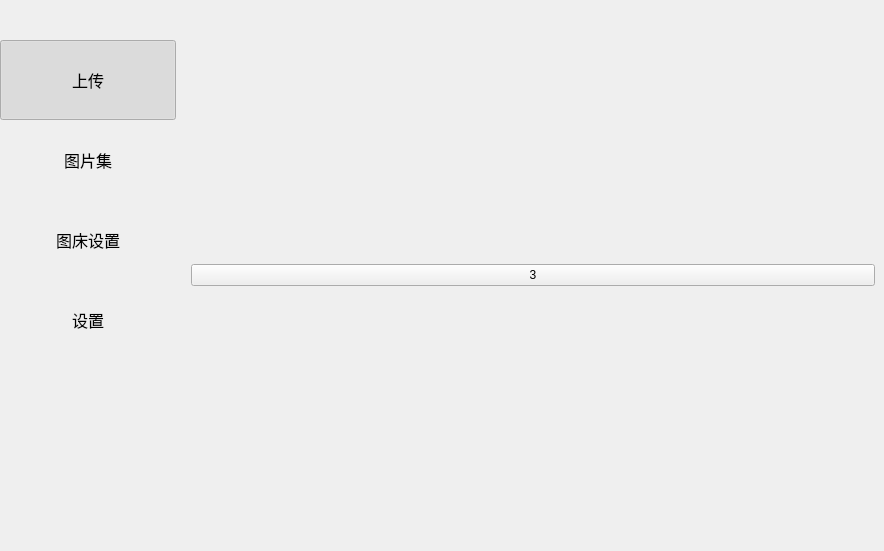
Qt form src/mainwindow.ui (median-dxz/Lotos) before a commit.
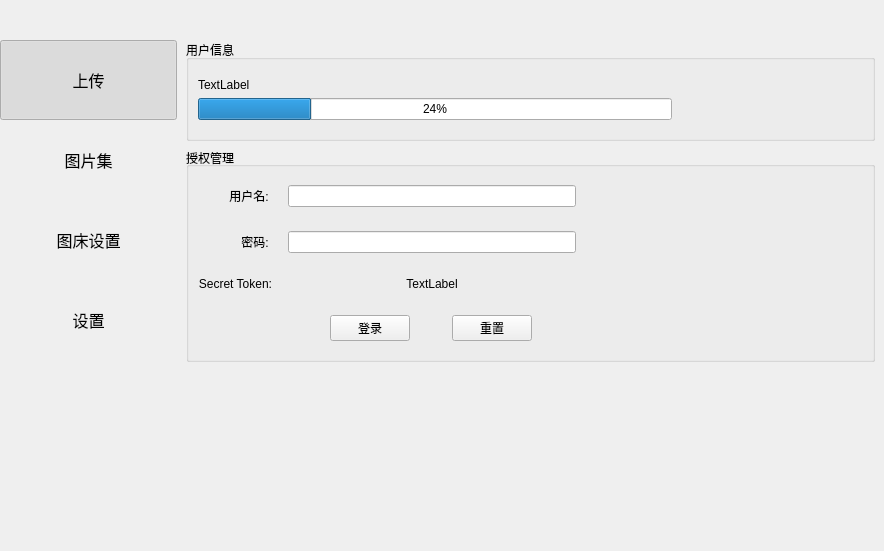
The same form after that commit. The open tabs and pages were chosen to show the change. Custom widgets are drawn as their Qt base class.

Commit message: feat: 完成大部分图床设置逻辑，初步建立全局配置接口

The edit to the form file:
```diff
--- a/src/mainwindow.ui
+++ b/src/mainwindow.ui
@@ -17,7 +17,7 @@
    <string notr="true"/>
   </property>
   <widget class="QWidget" name="centralwidget">
-   <layout class="QGridLayout" name="gridLayout_2" columnstretch="2,0,8">
+   <layout class="QGridLayout" name="gridLayout_2" columnstretch="2,8">
     <property name="leftMargin">
      <number>0</number>
     </property>
@@ -30,186 +30,10 @@
     <property name="bottomMargin">
      <number>0</number>
     </property>
-    <item row="0" column="0">
-     <widget class="QWidget" name="pageSwitchWidget" native="true">
-      <property name="font">
-       <font>
-        <family>Microsoft YaHei UI</family>
-        <pointsize>12</pointsize>
-       </font>
-      </property>
-      <layout class="QVBoxLayout" name="layout">
-       <property name="spacing">
-        <number>0</number>
-       </property>
-       <property name="leftMargin">
-        <number>0</number>
-       </property>
-       <property name="topMargin">
-        <number>40</number>
-       </property>
-       <property name="rightMargin">
-        <number>0</number>
-       </property>
-       <property name="bottomMargin">
-        <number>0</number>
-       </property>
-       <item>
-        <widget class="PageButton" name="pageButton_1">
-         <property name="minimumSize">
-          <size>
-           <width>0</width>
-           <height>80</height>
-          </size>
-         </property>
-         <property name="maximumSize">
-          <size>
-           <width>16777215</width>
-           <height>16777215</height>
-          </size>
-         </property>
-         <property name="font">
-          <font>
-           <family>Microsoft YaHei UI</family>
-           <pointsize>12</pointsize>
-          </font>
-         </property>
-         <property name="cursor">
-          <cursorShape>ArrowCursor</cursorShape>
-         </property>
-         <property name="layoutDirection">
-          <enum>Qt::LeftToRight</enum>
-         </property>
-         <property name="text">
-          <string>上传</string>
-         </property>
-         <property name="checkable">
-          <bool>true</bool>
-         </property>
-         <property name="checked">
-          <bool>true</bool>
-         </property>
-         <property name="flat">
-          <bool>true</bool>
-         </property>
-        </widget>
-       </item>
-       <item>
-        <widget class="PageButton" name="pageButton_2">
-         <property name="minimumSize">
-          <size>
-           <width>0</width>
-           <height>80</height>
-          </size>
-         </property>
-         <property name="maximumSize">
-          <size>
-           <width>16777215</width>
-           <height>16777215</height>
-          </size>
-         </property>
-         <property name="cursor">
-          <cursorShape>ArrowCursor</cursorShape>
-         </property>
-         <property name="styleSheet">
-          <string notr="true"/>
-         </property>
-         <property name="text">
-          <string>图片集</string>
-         </property>
-         <property name="checkable">
-          <bool>true</bool>
-         </property>
-         <property name="flat">
-          <bool>true</bool>
-         </property>
-        </widget>
-       </item>
-       <item>
-        <widget class="PageButton" name="pageButton_3">
-         <property name="minimumSize">
-          <size>
-           <width>0</width>
-           <height>80</height>
-          </size>
-         </property>
-         <property name="maximumSize">
-          <size>
-           <width>16777215</width>
-           <height>16777215</height>
-          </size>
-         </property>
-         <property name="cursor">
-          <cursorShape>ArrowCursor</cursorShape>
-         </property>
-         <property name="styleSheet">
-          <string notr="true"/>
-         </property>
-         <property name="text">
-          <string>图床设置</string>
-         </property>
-         <property name="checkable">
-          <bool>true</bool>
-         </property>
-         <property name="flat">
-          <bool>true</bool>
-         </property>
-        </widget>
-       </item>
-       <item>
-        <widget class="PageButton" name="pageButton_4">
-         <property name="minimumSize">
-          <size>
-           <width>0</width>
-           <height>80</height>
-          </size>
-         </property>
-         <property name="maximumSize">
-          <size>
-           <width>16777215</width>
-           <height>16777215</height>
-          </size>
-         </property>
-         <property name="font">
-          <font>
-           <family>Microsoft YaHei UI</family>
-           <pointsize>12</pointsize>
-          </font>
-         </property>
-         <property name="cursor">
-          <cursorShape>ArrowCursor</cursorShape>
-         </property>
-         <property name="styleSheet">
-          <string notr="true"/>
-         </property>
-         <property name="text">
-          <string>设置</string>
-         </property>
-         <property name="checkable">
-          <bool>true</bool>
-         </property>
-         <property name="flat">
-          <bool>true</bool>
-         </property>
-        </widget>
-       </item>
-       <item>
-        <spacer name="verticalSpacer">
-         <property name="orientation">
-          <enum>Qt::Vertical</enum>
-         </property>
-         <property name="sizeHint" stdset="0">
-          <size>
-           <width>20</width>
-           <height>40</height>
-          </size>
-         </property>
-        </spacer>
-       </item>
-      </layout>
-     </widget>
-    </item>
-    <item row="0" column="2">
+    <property name="spacing">
+     <number>0</number>
+    </property>
+    <item row="0" column="1">
      <widget class="QStackedWidget" name="stackedWidget">
       <property name="styleSheet">
        <string notr="true"/>
@@ -407,15 +231,221 @@
         </item>
        </layout>
       </widget>
-      <widget class="QWidget" name="page_4">
-       <layout class="QHBoxLayout" name="horizontalLayout_2">
+      <widget class="QWidget" name="hostInfoPage">
+       <layout class="QVBoxLayout" name="verticalLayout">
+        <property name="topMargin">
+         <number>40</number>
+        </property>
         <item>
-         <widget class="QPushButton" name="pushButton_8">
-          <property name="text">
-           <string>3</string>
+         <widget class="QGroupBox" name="groupBox_2">
+          <property name="title">
+           <string>用户信息</string>
           </property>
+          <property name="flat">
+           <bool>false</bool>
+          </property>
+          <layout class="QVBoxLayout" name="verticalLayout_2">
+           <property name="topMargin">
+            <number>18</number>
+           </property>
+           <property name="rightMargin">
+            <number>200</number>
+           </property>
+           <property name="bottomMargin">
+            <number>18</number>
+           </property>
+           <item>
+            <widget class="QLabel" name="userInfoLabel">
+             <property name="text">
+              <string>TextLabel</string>
+             </property>
+             <property name="textFormat">
+              <enum>Qt::AutoText</enum>
+             </property>
+            </widget>
+           </item>
+           <item>
+            <widget class="QProgressBar" name="hostUserDiskLimit">
+             <property name="sizePolicy">
+              <sizepolicy hsizetype="Expanding" vsizetype="Fixed">
+               <horstretch>0</horstretch>
+               <verstretch>0</verstretch>
+              </sizepolicy>
+             </property>
+             <property name="value">
+              <number>24</number>
+             </property>
+             <property name="textVisible">
+              <bool>true</bool>
+             </property>
+             <property name="invertedAppearance">
+              <bool>false</bool>
+             </property>
+             <property name="textDirection">
+              <enum>QProgressBar::TopToBottom</enum>
+             </property>
+             <property name="format">
+              <string>%p%</string>
+             </property>
+            </widget>
+           </item>
+          </layout>
          </widget>
         </item>
+        <item>
+         <widget class="QGroupBox" name="groupBox">
+          <property name="title">
+           <string>授权管理</string>
+          </property>
+          <property name="alignment">
+           <set>Qt::AlignLeading|Qt::AlignLeft|Qt::AlignVCenter</set>
+          </property>
+          <property name="flat">
+           <bool>false</bool>
+          </property>
+          <property name="checkable">
+           <bool>false</bool>
+          </property>
+          <layout class="QGridLayout" name="gridLayout_3">
+           <property name="leftMargin">
+            <number>9</number>
+           </property>
+           <property name="topMargin">
+            <number>18</number>
+           </property>
+           <property name="bottomMargin">
+            <number>18</number>
+           </property>
+           <property name="horizontalSpacing">
+            <number>16</number>
+           </property>
+           <property name="verticalSpacing">
+            <number>24</number>
+           </property>
+           <item row="2" column="1">
+            <widget class="QLabel" name="label_4">
+             <property name="text">
+              <string>Secret Token:</string>
+             </property>
+             <property name="alignment">
+              <set>Qt::AlignRight|Qt::AlignTrailing|Qt::AlignVCenter</set>
+             </property>
+            </widget>
+           </item>
+           <item row="1" column="1">
+            <widget class="QLabel" name="label_3">
+             <property name="text">
+              <string>密码: </string>
+             </property>
+             <property name="alignment">
+              <set>Qt::AlignRight|Qt::AlignTrailing|Qt::AlignVCenter</set>
+             </property>
+            </widget>
+           </item>
+           <item row="0" column="3">
+            <widget class="QLineEdit" name="hostUsername"/>
+           </item>
+           <item row="0" column="4">
+            <spacer name="horizontalSpacer_3">
+             <property name="orientation">
+              <enum>Qt::Horizontal</enum>
+             </property>
+             <property name="sizeHint" stdset="0">
+              <size>
+               <width>40</width>
+               <height>20</height>
+              </size>
+             </property>
+            </spacer>
+           </item>
+           <item row="5" column="4">
+            <spacer name="horizontalSpacer_4">
+             <property name="orientation">
+              <enum>Qt::Horizontal</enum>
+             </property>
+             <property name="sizeHint" stdset="0">
+              <size>
+               <width>40</width>
+               <height>20</height>
+              </size>
+             </property>
+            </spacer>
+           </item>
+           <item row="0" column="1">
+            <widget class="QLabel" name="label_2">
+             <property name="text">
+              <string>用户名: </string>
+             </property>
+             <property name="alignment">
+              <set>Qt::AlignRight|Qt::AlignTrailing|Qt::AlignVCenter</set>
+             </property>
+            </widget>
+           </item>
+           <item row="1" column="3">
+            <widget class="QLineEdit" name="hostPassword"/>
+           </item>
+           <item row="5" column="3">
+            <layout class="QHBoxLayout" name="horizontalLayout">
+             <item>
+              <widget class="QPushButton" name="hostLogin">
+               <property name="sizePolicy">
+                <sizepolicy hsizetype="Fixed" vsizetype="Fixed">
+                 <horstretch>0</horstretch>
+                 <verstretch>0</verstretch>
+                </sizepolicy>
+               </property>
+               <property name="text">
+                <string>登录</string>
+               </property>
+               <property name="flat">
+                <bool>false</bool>
+               </property>
+              </widget>
+             </item>
+             <item>
+              <widget class="QPushButton" name="hostReset">
+               <property name="sizePolicy">
+                <sizepolicy hsizetype="Fixed" vsizetype="Fixed">
+                 <horstretch>0</horstretch>
+                 <verstretch>0</verstretch>
+                </sizepolicy>
+               </property>
+               <property name="text">
+                <string>重置</string>
+               </property>
+              </widget>
+             </item>
+            </layout>
+           </item>
+           <item row="2" column="3">
+            <widget class="QLabel" name="tokenLabel">
+             <property name="text">
+              <string>TextLabel</string>
+             </property>
+             <property name="textFormat">
+              <enum>Qt::AutoText</enum>
+             </property>
+             <property name="alignment">
+              <set>Qt::AlignCenter</set>
+             </property>
+            </widget>
+           </item>
+          </layout>
+         </widget>
+        </item>
+        <item>
+         <spacer name="verticalSpacer_2">
+          <property name="orientation">
+           <enum>Qt::Vertical</enum>
+          </property>
+          <property name="sizeHint" stdset="0">
+           <size>
+            <width>20</width>
+            <height>40</height>
+           </size>
+          </property>
+         </spacer>
+        </item>
        </layout>
       </widget>
       <widget class="QWidget" name="page_3">
@@ -433,34 +463,191 @@
         </property>
        </widget>
       </widget>
-      <widget class="QWidget" name="page_2">
-       <widget class="QPushButton" name="pushButton_2">
-        <property name="geometry">
-         <rect>
-          <x>330</x>
-          <y>400</y>
-          <width>80</width>
-          <height>20</height>
-         </rect>
-        </property>
-        <property name="text">
-         <string>PushButton</string>
-        </property>
-       </widget>
-       <widget class="QToolButton" name="toolButton">
-        <property name="geometry">
-         <rect>
-          <x>430</x>
-          <y>400</y>
-          <width>38</width>
-          <height>19</height>
-         </rect>
-        </property>
-        <property name="text">
-         <string>...</string>
-        </property>
-       </widget>
-      </widget>
+     </widget>
+    </item>
+    <item row="0" column="0">
+     <widget class="QWidget" name="pageSwitchWidget" native="true">
+      <property name="sizePolicy">
+       <sizepolicy hsizetype="Preferred" vsizetype="Preferred">
+        <horstretch>0</horstretch>
+        <verstretch>0</verstretch>
+       </sizepolicy>
+      </property>
+      <property name="font">
+       <font>
+        <family>Microsoft YaHei UI</family>
+        <pointsize>12</pointsize>
+       </font>
+      </property>
+      <layout class="QVBoxLayout" name="layout">
+       <property name="spacing">
+        <number>0</number>
+       </property>
+       <property name="leftMargin">
+        <number>0</number>
+       </property>
+       <property name="topMargin">
+        <number>40</number>
+       </property>
+       <property name="rightMargin">
+        <number>0</number>
+       </property>
+       <property name="bottomMargin">
+        <number>0</number>
+       </property>
+       <item>
+        <widget class="PageButton" name="pageButton_1">
+         <property name="minimumSize">
+          <size>
+           <width>0</width>
+           <height>80</height>
+          </size>
+         </property>
+         <property name="maximumSize">
+          <size>
+           <width>16777215</width>
+           <height>16777215</height>
+          </size>
+         </property>
+         <property name="font">
+          <font>
+           <family>Microsoft YaHei UI</family>
+           <pointsize>12</pointsize>
+          </font>
+         </property>
+         <property name="cursor">
+          <cursorShape>ArrowCursor</cursorShape>
+         </property>
+         <property name="layoutDirection">
+          <enum>Qt::LeftToRight</enum>
+         </property>
+         <property name="text">
+          <string>上传</string>
+         </property>
+         <property name="checkable">
+          <bool>true</bool>
+         </property>
+         <property name="checked">
+          <bool>true</bool>
+         </property>
+         <property name="flat">
+          <bool>true</bool>
+         </property>
+        </widget>
+       </item>
+       <item>
+        <widget class="PageButton" name="pageButton_2">
+         <property name="minimumSize">
+          <size>
+           <width>0</width>
+           <height>80</height>
+          </size>
+         </property>
+         <property name="maximumSize">
+          <size>
+           <width>16777215</width>
+           <height>16777215</height>
+          </size>
+         </property>
+         <property name="cursor">
+          <cursorShape>ArrowCursor</cursorShape>
+         </property>
+         <property name="styleSheet">
+          <string notr="true"/>
+         </property>
+         <property name="text">
+          <string>图片集</string>
+         </property>
+         <property name="checkable">
+          <bool>true</bool>
+         </property>
+         <property name="flat">
+          <bool>true</bool>
+         </property>
+        </widget>
+       </item>
+       <item>
+        <widget class="PageButton" name="pageButton_3">
+         <property name="minimumSize">
+          <size>
+           <width>0</width>
+           <height>80</height>
+          </size>
+         </property>
+         <property name="maximumSize">
+          <size>
+           <width>16777215</width>
+           <height>16777215</height>
+          </size>
+         </property>
+         <property name="cursor">
+          <cursorShape>ArrowCursor</cursorShape>
+         </property>
+         <property name="styleSheet">
+          <string notr="true"/>
+         </property>
+         <property name="text">
+          <string>图床设置</string>
+         </property>
+         <property name="checkable">
+          <bool>true</bool>
+         </property>
+         <property name="flat">
+          <bool>true</bool>
+         </property>
+        </widget>
+       </item>
+       <item>
+        <widget class="PageButton" name="pageButton_4">
+         <property name="minimumSize">
+          <size>
+           <width>0</width>
+           <height>80</height>
+          </size>
+         </property>
+         <property name="maximumSize">
+          <size>
+           <width>16777215</width>
+           <height>16777215</height>
+          </size>
+         </property>
+         <property name="font">
+          <font>
+           <family>Microsoft YaHei UI</family>
+           <pointsize>12</pointsize>
+          </font>
+         </property>
+         <property name="cursor">
+          <cursorShape>ArrowCursor</cursorShape>
+         </property>
+         <property name="styleSheet">
+          <string notr="true"/>
+         </property>
+         <property name="text">
+          <string>设置</string>
+         </property>
+         <property name="checkable">
+          <bool>true</bool>
+         </property>
+         <property name="flat">
+          <bool>true</bool>
+         </property>
+        </widget>
+       </item>
+       <item>
+        <spacer name="verticalSpacer">
+         <property name="orientation">
+          <enum>Qt::Vertical</enum>
+         </property>
+         <property name="sizeHint" stdset="0">
+          <size>
+           <width>20</width>
+           <height>40</height>
+          </size>
+         </property>
+        </spacer>
+       </item>
+      </layout>
      </widget>
     </item>
    </layout>
```
Left out of the diff: 2 changed lines with no effect on the pictures. The commit also changes 6 other files.
